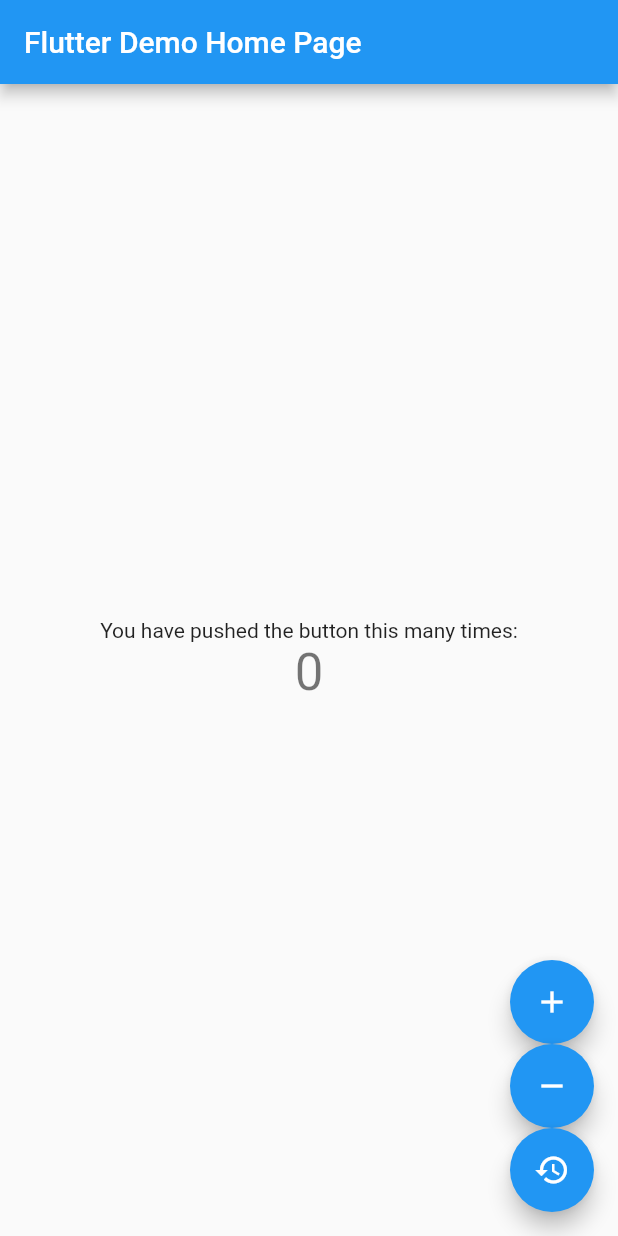
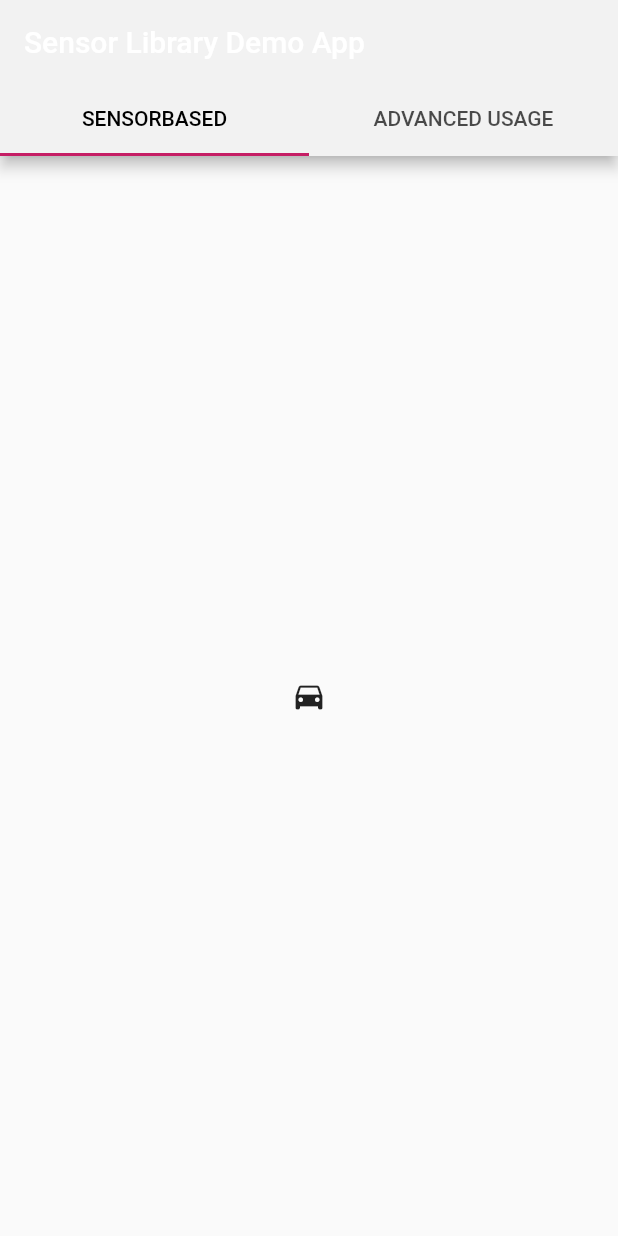
Before and after one commit to hraschan/flutter_sensor_libary_app, a Flutter app: the screen it shows after launch, on a phone screen of 412 x 824 dp. Run offline on Flutter 3.47's test engine with Material 2 defaults, Android fonts, the phone set to English and light mode, and no system bars; missing offline and left inert: sensor_library.

Commit message:
Added CustomTheme Setup and Tabs within main.dart

```diff
--- a/lib/main.dart
+++ b/lib/main.dart
@@ -1,5 +1,7 @@
 import 'package:flutter/material.dart';
 import 'package:sensor_library/sensor_library.dart';
+import 'themes/custom_theme.dart';
+import 'themes/custom_colors.dart';
 
 void main() {
   runApp(MyApp());
@@ -13,19 +15,9 @@ class MyApp extends StatelessWidget {
   Widget build(BuildContext context) {
     return MaterialApp(
       title: 'Flutter Demo',
-      theme: ThemeData(
-        // This is the theme of your application.
-        //
-        // Try running your application with "flutter run". You'll see the
-        // application has a blue toolbar. Then, without quitting the app, try
-        // changing the primarySwatch below to Colors.green and then invoke
-        // "hot reload" (press "r" in the console where you ran "flutter run",
-        // or simply save your changes to "hot reload" in a Flutter IDE).
-        // Notice that the counter didn't reset back to zero; the application
-        // is not restarted.
-        primarySwatch: Colors.blue,
-      ),
-      home: const MyHomePage(title: 'Flutter Demo Home Page'),
+      theme: MyTheme.lightTheme,
+      debugShowCheckedModeBanner: true,
+      home: const MyHomePage(title: 'Sensor Library Demo App'),
     );
   }
 }
@@ -52,68 +44,27 @@ class _MyHomePageState extends State<MyHomePage> {
   int _counter = 0;
   final calculator = Calculator();
 
-
   @override
   Widget build(BuildContext context) {
-    // This method is rerun every time setState is called, for instance as done
-    // by the _incrementCounter method above.
-    //
-    // The Flutter framework has been optimized to make rerunning build methods
-    // fast, so that you can just rebuild anything that needs updating rather
-    // than having to individually change instances of widgets.
-    return Scaffold(
-      appBar: AppBar(
-        // Here we take the value from the MyHomePage object that was created by
-        // the App.build method, and use it to set our appbar title.
-        title: Text(widget.title),
-      ),
-      body: Center(
-        // Center is a layout widget. It takes a single child and positions it
-        // in the middle of the parent.
-        child: Column(
-          // Column is also a layout widget. It takes a list of children and
-          // arranges them vertically. By default, it sizes itself to fit its
-          // children horizontally, and tries to be as tall as its parent.
-          //
-          // Invoke "debug painting" (press "p" in the console, choose the
-          // "Toggle Debug Paint" action from the Flutter Inspector in Android
-          // Studio, or the "Toggle Debug Paint" command in Visual Studio Code)
-          // to see the wireframe for each widget.
-          //
-          // Column has various properties to control how it sizes itself and
-          // how it positions its children. Here we use mainAxisAlignment to
-          // center the children vertically; the main axis here is the vertical
-          // axis because Columns are vertical (the cross axis would be
-          // horizontal).
-          mainAxisAlignment: MainAxisAlignment.center,
-          children: <Widget>[
-            const Text(
-              'You have pushed the button this many times:',
-            ),
-            Text(
-              '$_counter',
-              style: Theme.of(context).textTheme.headline4,
-            ),
-          ],
-        ),
-      ),
-      floatingActionButton: Column( mainAxisAlignment: MainAxisAlignment.end,children: [
-      FloatingActionButton(
-        onPressed: () => setState(()=> _counter = calculator.addOne(_counter)),
-        tooltip: 'Increment',
-        child: const Icon(Icons.add),
-      ),
-      FloatingActionButton(
-        onPressed: () => setState(()=> _counter = calculator.removeOne(_counter)),
-        tooltip: 'Decrement',
-        child: const Icon(Icons.remove),
-      ),
-      FloatingActionButton(
-        onPressed: () => setState(()=> _counter = calculator.resetValue()),
-        tooltip: 'Decrement',
-        child: const Icon(Icons.restore),
-      )]), // This trailing comma makes auto-formatting nicer for build methods.
-      // This trailing comma makes auto-formatting nicer for build methods.
-    );
+    return MaterialApp(
+        home: DefaultTabController(
+            length: 2,
+            child: Scaffold(
+                appBar: AppBar(
+                  bottom: TabBar(
+                    tabs: [
+                      Tab(text: "Sensorbased".toUpperCase()),
+                      Tab(text: "Advanced Usage".toUpperCase())
+                    ],
+                    indicatorColor: Theme.of(context).indicatorColor,
+                    labelColor: Colors.black,
+                  ),
+                  title: Text(widget.title),
+                  backgroundColor: Theme.of(context).backgroundColor,
+                ),
+                body: const TabBarView(children: [
+                  Icon(Icons.directions_car),
+                  Icon(Icons.directions_bike)
+                ]))));
   }
 }
--- /dev/null
+++ b/lib/themes/custom_colors.dart
@@ -0,0 +1,32 @@
+import 'package:flutter/material.dart';
+
+const PrimaryColor = Color(0xFFc51d64);
+const PrimaryColorLight = Color(0xFFfc5a91);
+const PrimaryColorDark = Color(0xFF8f003a);
+
+const SecondaryColor = Color(0xFF636060);
+const SecondaryColorLight = Color(0xFF908d8d);
+const SecondaryColorDark = Color(0xFF393636);
+
+const Background = Color(0xFFF2F2F2);
+const TextColor = Color(0xFF000000);
+
+MaterialColor createMaterialColor(Color color) {
+  List strengths = <double>[.05];
+  final swatch = <int, Color>{};
+  final int r = color.red, g = color.green, b = color.blue;
+
+  for (int i = 1; i < 10; i++) {
+    strengths.add(0.1 * i);
+  }
+  strengths.forEach((strength) {
+    final double ds = 0.5 - strength;
+    swatch[(strength * 1000).round()] = Color.fromRGBO(
+      r + ((ds < 0 ? r : (255 - r)) * ds).round(),
+      g + ((ds < 0 ? g : (255 - g)) * ds).round(),
+      b + ((ds < 0 ? b : (255 - b)) * ds).round(),
+      1,
+    );
+  });
+  return MaterialColor(color.value, swatch);
+}
--- /dev/null
+++ b/lib/themes/custom_theme.dart
@@ -0,0 +1,64 @@
+// ignore_for_file: constant_identifier_names, deprecated_member_use
+
+import 'package:flutter/material.dart';
+import 'custom_colors.dart';
+
+const FontFamily = 'Roboto';
+
+class MyTheme {
+  static ThemeData get lightTheme {
+    return ThemeData(
+        primarySwatch: createMaterialColor(PrimaryColor),
+        accentColor: SecondaryColor,
+        accentColorBrightness: Brightness.dark,
+        primaryColor: PrimaryColor,
+        primaryColorDark: PrimaryColorDark,
+        primaryColorLight: PrimaryColorLight,
+        primaryColorBrightness: Brightness.dark,
+        scaffoldBackgroundColor: Background,
+        cardColor: Background,
+        textSelectionColor: PrimaryColorLight,
+        backgroundColor: Background,
+        indicatorColor: createMaterialColor(PrimaryColor),
+        fontFamily: FontFamily,
+        textTheme: const TextTheme(
+                headline1: TextStyle(
+                    fontSize: 96,
+                    letterSpacing: -1.5,
+                    fontWeight: FontWeight.normal),
+                headline2: TextStyle(
+                    fontSize: 60,
+                    letterSpacing: -0.5,
+                    fontWeight: FontWeight.normal),
+                headline3: TextStyle(
+                    fontSize: 46,
+                    letterSpacing: 0,
+                    fontWeight: FontWeight.normal),
+                headline4: TextStyle(
+                    fontSize: 34,
+                    letterSpacing: 0.25,
+                    fontWeight: FontWeight.normal),
+                headline5: TextStyle(
+                    fontSize: 24,
+                    letterSpacing: 0,
+                    fontWeight: FontWeight.normal),
+                headline6: TextStyle(
+                    fontSize: 20,
+                    letterSpacing: 0.15,
+                    fontWeight: FontWeight.normal),
+                bodyText1: TextStyle(
+                    fontSize: 16,
+                    letterSpacing: 0.5,
+                    fontWeight: FontWeight.normal),
+                bodyText2: TextStyle(
+                    fontSize: 14,
+                    letterSpacing: 0.25,
+                    fontWeight: FontWeight.normal))
+            .apply(bodyColor: TextColor),
+        buttonTheme: ButtonThemeData(
+          shape:
+              RoundedRectangleBorder(borderRadius: BorderRadius.circular(18.0)),
+          buttonColor: PrimaryColor,
+        ));
+  }
+}
```
